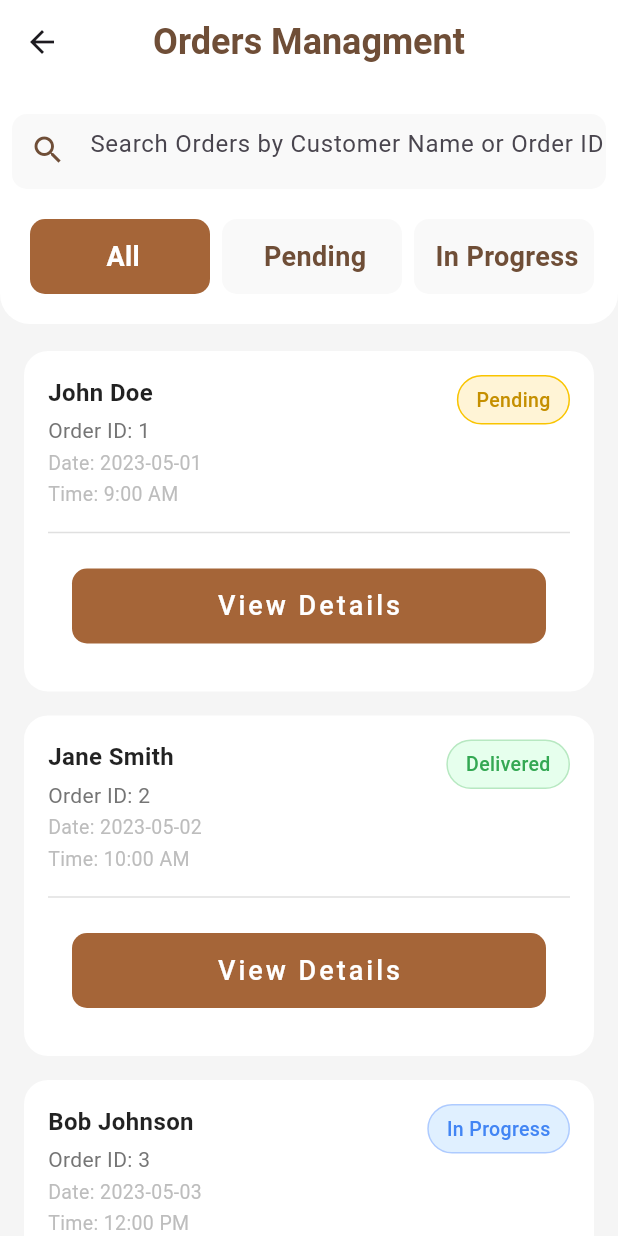
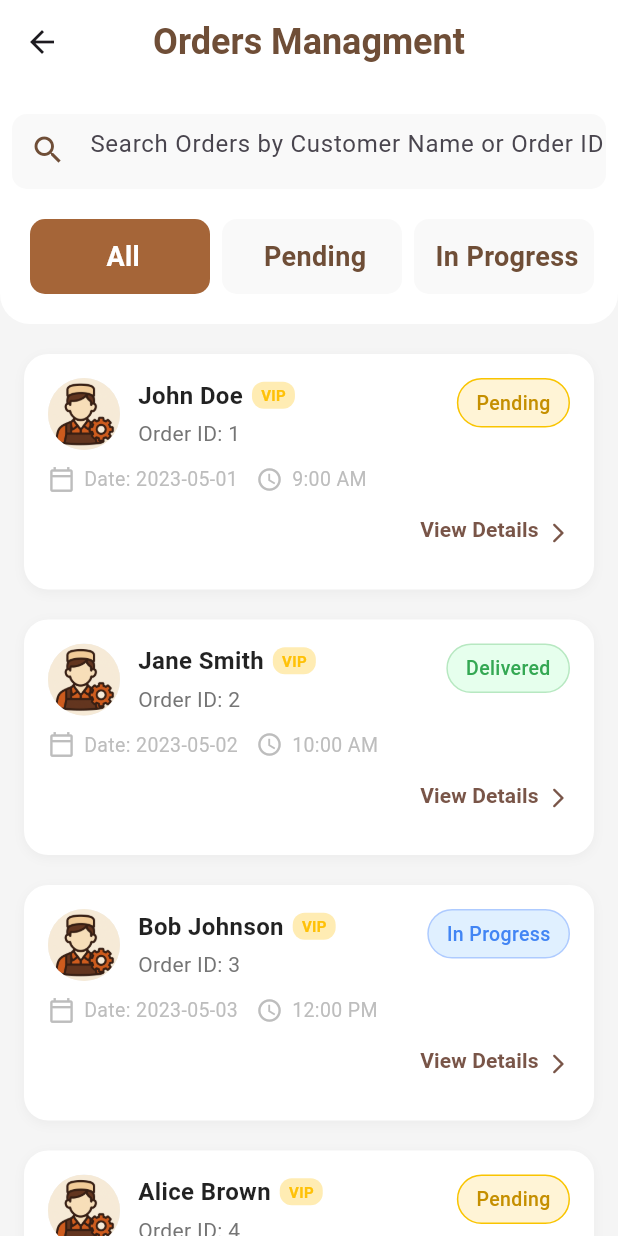
Before and after one commit to Moatasem-Official/CRUD-Mix-Cafe-App, a Flutter app: the OrdersManagmentScreen screen opened by its route, on a phone screen of 412 x 824 dp. Run offline on Flutter 3.47's test engine with Material 3 defaults, Android fonts, the phone set to English and light mode, and no system bars; our stand-ins replace animated_notch_bottom_bar, device_preview, dotted_border, fl_chart, flutter_rating_bar, font_awesome_flutter and 1 more.

Commit message:
Improve Admin Order Container Design

```diff
--- a/lib/presentation/widgets/admin/Orders_Screen_Widgets/custom_order_container.dart
+++ b/lib/presentation/widgets/admin/Orders_Screen_Widgets/custom_order_container.dart
@@ -1,8 +1,9 @@
 import 'package:flutter/material.dart';
+import 'package:mix_cafe_app/constants/app_images.dart';
 import '../custom_button.dart';
 
 class CustomOrderContainerTemplete extends StatelessWidget {
-  const CustomOrderContainerTemplete({
+  CustomOrderContainerTemplete({
     super.key,
     required this.customerName,
     required this.orderId,
@@ -17,24 +18,47 @@ class CustomOrderContainerTemplete extends StatelessWidget {
   final String time;
   final String status;
 
+  var isVip = true;
+
   @override
   Widget build(BuildContext context) {
     return Container(
-      margin: const EdgeInsets.symmetric(vertical: 8, horizontal: 16),
+      margin: const EdgeInsets.symmetric(vertical: 10, horizontal: 16),
       padding: const EdgeInsets.all(16),
       decoration: BoxDecoration(
         color: Colors.white,
         borderRadius: BorderRadius.circular(16),
+        boxShadow: [
+          BoxShadow(
+            color: Colors.black.withOpacity(0.04),
+            blurRadius: 6,
+            offset: Offset(0, 2),
+          ),
+        ],
       ),
       child: Column(
+        crossAxisAlignment: CrossAxisAlignment.start,
+        children: [
+          // --- العنوان وصورة العميل والحالة ---
+          Row(
+            crossAxisAlignment: CrossAxisAlignment.start,
+            children: [
+              // صورة العميل
+              CircleAvatar(
+                radius: 24,
+                backgroundImage: AssetImage(
+                  Assets.mixCafeAdminImage,
+                ), // أو NetworkImage
+                backgroundColor: Colors.grey.shade200,
+              ),
+              const SizedBox(width: 12),
+
+              // اسم العميل + تفاصيل الطلب
+              Expanded(
+                child: Column(
+                  crossAxisAlignment: CrossAxisAlignment.start,
                   children: [
                     Row(
-            crossAxisAlignment: CrossAxisAlignment.start,
-            mainAxisAlignment: MainAxisAlignment.spaceBetween,
-            children: [
-              // Left side: customer info
-              Column(
-                crossAxisAlignment: CrossAxisAlignment.start,
                       children: [
                         Text(
                           customerName,
@@ -44,25 +68,41 @@ class CustomOrderContainerTemplete extends StatelessWidget {
                             color: Colors.black87,
                           ),
                         ),
+                        const SizedBox(width: 6),
+                        if (isVip)
+                          Container(
+                            padding: const EdgeInsets.symmetric(
+                              horizontal: 6,
+                              vertical: 2,
+                            ),
+                            decoration: BoxDecoration(
+                              color: Colors.amber.shade100,
+                              borderRadius: BorderRadius.circular(8),
+                            ),
+                            child: const Text(
+                              'VIP',
+                              style: TextStyle(
+                                color: Colors.amber,
+                                fontWeight: FontWeight.bold,
+                                fontSize: 10,
+                              ),
+                            ),
+                          ),
+                      ],
+                    ),
                     const SizedBox(height: 4),
                     Text(
                       'Order ID: $orderId',
-                    style: TextStyle(color: Colors.grey.shade600, fontSize: 14),
+                      style: TextStyle(
+                        fontSize: 14,
+                        color: Colors.grey.shade600,
                       ),
-                  const SizedBox(height: 2),
-                  Text(
-                    'Date: $date',
-                    style: TextStyle(color: Colors.grey.shade400, fontSize: 13),
-                  ),
-                  const SizedBox(height: 2),
-                  Text(
-                    'Time: $time',
-                    style: TextStyle(color: Colors.grey.shade400, fontSize: 13),
                     ),
                   ],
                 ),
+              ),
 
-              // Right side: Status badge
+              // بادج الحالة
               Container(
                 padding: const EdgeInsets.symmetric(
                   horizontal: 12,
@@ -72,8 +112,8 @@ class CustomOrderContainerTemplete extends StatelessWidget {
                   color: status == 'Pending'
                       ? const Color(0xFFFFF4D6)
                       : status == 'In Progress'
-                      ? Color(0xFFE0F0FF)
-                      : Color(0xFFE6FFED),
+                      ? const Color(0xFFE0F0FF)
+                      : const Color(0xFFE6FFED),
                   border: Border.all(
                     color: status == 'Pending'
                         ? const Color(0xFFF9C400)
@@ -86,21 +126,73 @@ class CustomOrderContainerTemplete extends StatelessWidget {
                 child: Text(
                   status,
                   style: TextStyle(
+                    fontSize: 13,
+                    fontWeight: FontWeight.w500,
                     color: status == 'Pending'
-                        ? Color(0xFFC58F00)
+                        ? const Color(0xFFC58F00)
                         : status == 'In Progress'
-                        ? Color(0xFF4285F4)
-                        : Color(0xFF34A853),
-                    fontWeight: FontWeight.w500,
-                    fontSize: 13,
+                        ? const Color(0xFF4285F4)
+                        : const Color(0xFF34A853),
                   ),
                 ),
               ),
             ],
           ),
-          const SizedBox(height: 8),
-          Divider(color: Colors.grey.shade300), // Product list
-          CustomButton(buttonText: 'View Details', onPressed: () {}),
+
+          const SizedBox(height: 10),
+
+          // التاريخ والوقت
+          Row(
+            children: [
+              Icon(
+                Icons.calendar_today_outlined,
+                size: 18,
+                color: Colors.grey.shade400,
+              ),
+              const SizedBox(width: 6),
+              Text(
+                'Date: $date',
+                style: TextStyle(fontSize: 13, color: Colors.grey.shade400),
+              ),
+              const SizedBox(width: 12),
+              Icon(Icons.access_time, size: 18, color: Colors.grey.shade400),
+              const SizedBox(width: 6),
+              Text(
+                time,
+                style: TextStyle(fontSize: 13, color: Colors.grey.shade400),
+              ),
+            ],
+          ),
+          Align(
+            alignment: Alignment.bottomRight,
+            child: TextButton(
+              style: ButtonStyle(
+                overlayColor: WidgetStateProperty.all(Colors.transparent),
+                padding: WidgetStateProperty.all(EdgeInsets.zero),
+              ),
+              onPressed: () {},
+              child: Row(
+                spacing: 5,
+                crossAxisAlignment: CrossAxisAlignment.end,
+                mainAxisAlignment: MainAxisAlignment.end,
+                mainAxisSize: MainAxisSize.min,
+                children: [
+                  Text(
+                    'View Details',
+                    style: TextStyle(
+                      color: Colors.brown,
+                      fontWeight: FontWeight.w600,
+                    ),
+                  ),
+                  Icon(
+                    Icons.arrow_forward_ios_rounded,
+                    size: 16,
+                    color: Colors.brown,
+                  ),
+                ],
+              ),
+            ),
+          ),
         ],
       ),
     );
```
Lines whose indentation alone changed are shown as unchanged.
